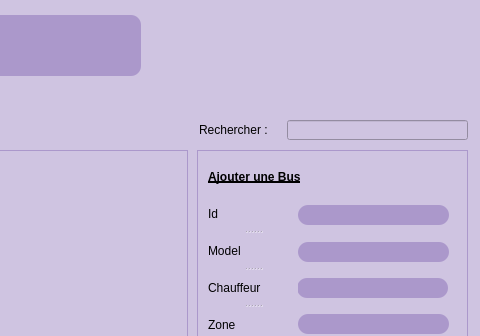
Qt form gestion.ui (brahimABD98/smartkids) before a commit; both pictures show x 402 to 882 and y 0 to 336 of the 882 by 580 pixel window.
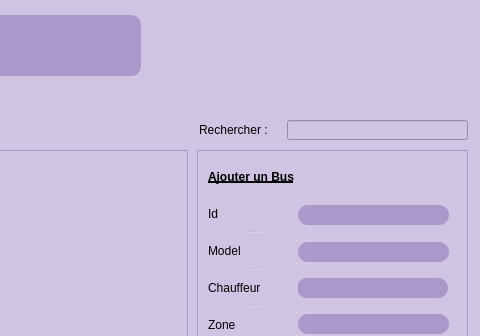
The same form after that commit. The open tabs and pages were chosen to show the change. Icons and pictures are not drawn.

The edit to the form file:
```diff
--- a/gestion.ui
+++ b/gestion.ui
@@ -1617,7 +1617,7 @@
 font-weight:bold;</string>
        </property>
        <property name="text">
-        <string>Ajouter une Bus</string>
+        <string>Ajouter un Bus</string>
        </property>
       </widget>
       <widget class="QLineEdit" name="lineEdit_Aj_id_T">
```
Left out of the diff: 6 changed lines with no effect on the pictures.
